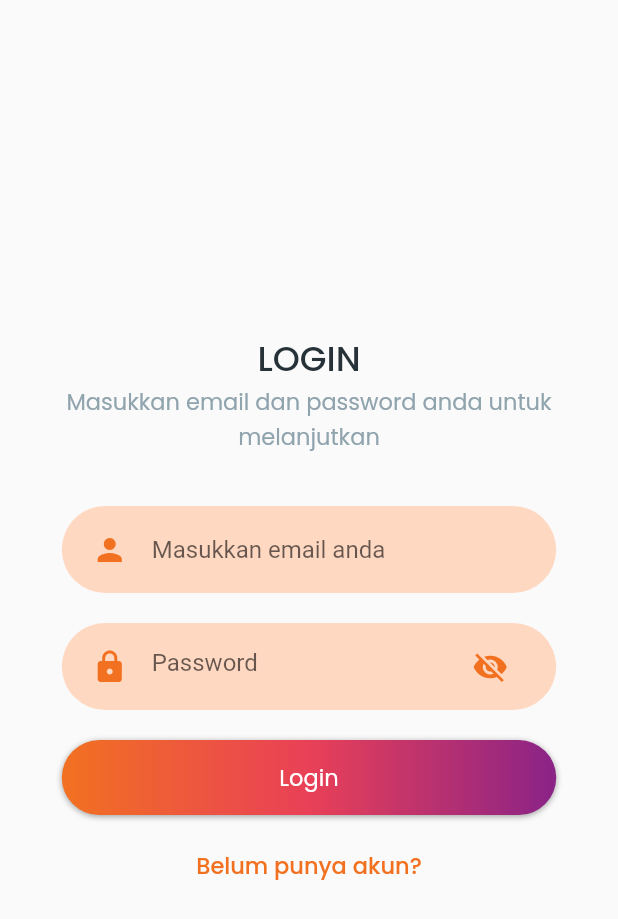
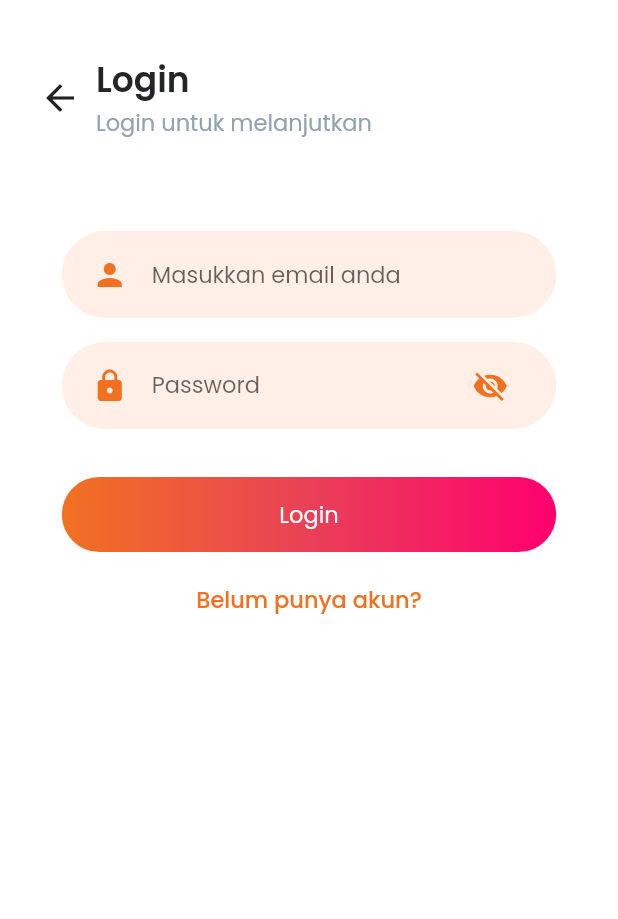
Before and after one commit to asfarul/taekwondo_app, a Flutter app: the screen it shows after launch, after a tap on "Login", on a phone screen of 412 x 824 dp. Shown: the top 919 px of the screen. Run offline on Flutter 3.47's test engine with Material 2 defaults, Android fonts, the phone set to English and light mode, and no system bars; our stand-ins replace dio, get, get_storage, google_fonts, supercharged.

Commit message:
General Screen for auth, optimalizing

```diff
--- a/lib/configs/api.dart
+++ b/lib/configs/api.dart
@@ -1,5 +1,7 @@
 class Api {
   static final base = 'http://10.0.2.2:8000/';
+  // static final base = 'http://localhost:8000/';
+
   static final version = 'api/';
 
   static final login = base + version + "login";
--- a/lib/main.dart
+++ b/lib/main.dart
@@ -21,7 +21,7 @@ class MyApp extends StatelessWidget {
       child: GetMaterialApp(
         title: 'SITAEK App',
         theme: ThemeData(
-          primarySwatch: Colors.blue,
+          primarySwatch: Colors.orange,
         ),
         home: SplashScreen(),
       ),
--- a/lib/providers/auth_provider.dart
+++ b/lib/providers/auth_provider.dart
@@ -9,6 +9,7 @@ class AuthProvider with ChangeNotifier {
 
   void login(BuildContext context, String email, String password) async {
     _isLoading = true;
+    notifyListeners();
     dio.FormData data = dio.FormData.fromMap({
       'email': email,
       'password': password,
--- a/lib/services/base_services.dart
+++ b/lib/services/base_services.dart
@@ -59,7 +59,7 @@ class BaseServices {
 
       //* Handling error and status code
       var result = json.decode(response.toString());
-      print(result);
+      // print(result);
 
       //* if 401 then return to login
       if (response.statusCode > 200) {
--- a/lib/shared/theme.dart
+++ b/lib/shared/theme.dart
@@ -2,15 +2,17 @@ part of 'shared.dart';
 
 Color primaryColor = "#F27121".toColor();
 Color lightPrimaryColor = "#ffd8c2".toColor();
+Color fieldColor = "#ffefe6".toColor();
 Color midColor = "#E94057".toColor();
-Color secondaryColor = "#8A2387".toColor();
+Color secondaryColor = "#ff006f".toColor();
 Color lightGrey = '#D3D3D3'.toColor();
 Color grey = '#B0B3B8'.toColor();
 Color darkGrey = '#242526'.toColor();
+Color bgColor = "#f2f3f7".toColor();
 
 // --------- Header
 TextStyle headerDark = GoogleFonts.poppins(
-    color: Colors.blueGrey[900], fontWeight: FontWeight.w500, fontSize: 23);
+    color: darkGrey, fontWeight: FontWeight.w600, fontSize: 23);
 TextStyle headerLight = GoogleFonts.poppins(
     color: Colors.white, fontWeight: FontWeight.w500, fontSize: 23);
 TextStyle subheaderDark =
--- a/lib/ui/components/gradient_rounded_button.dart
+++ b/lib/ui/components/gradient_rounded_button.dart
@@ -17,7 +17,7 @@ class GradientRoundedButton extends StatelessWidget {
   Widget build(BuildContext context) {
     final size = MediaQuery.of(context).size;
     return Container(
-      margin: EdgeInsets.symmetric(vertical: 10),
+      margin: EdgeInsets.symmetric(vertical: 8),
       width: size.width * 0.8,
       height: height,
       decoration: BoxDecoration(
@@ -25,13 +25,6 @@ class GradientRoundedButton extends StatelessWidget {
             colors: [primaryColor, midColor, secondaryColor],
             begin: Alignment.centerLeft,
             end: Alignment.centerRight),
-        boxShadow: [
-          BoxShadow(
-            color: Colors.grey,
-            offset: Offset(0.0, 1.0),
-            blurRadius: 3,
-          ),
-        ],
         borderRadius: BorderRadius.circular(80),
       ),
       child: Material(
--- a/lib/ui/components/rounded_input_field.dart
+++ b/lib/ui/components/rounded_input_field.dart
@@ -22,6 +22,7 @@ class RoundedInputField extends StatelessWidget {
         onChanged: onChanged,
         controller: controller,
         cursorColor: primaryColor,
+        style: normalDark1,
         decoration: InputDecoration(
           icon: Icon(
             icon,
--- a/lib/ui/components/rounded_password_field.dart
+++ b/lib/ui/components/rounded_password_field.dart
@@ -27,6 +27,7 @@ class _RoundedPasswordFieldState extends State<RoundedPasswordField> {
         onChanged: widget.onChanged,
         controller: widget.controller,
         cursorColor: primaryColor,
+        style: normalDark1,
         decoration: InputDecoration(
           hintText: "Password",
           icon: Icon(
--- a/lib/ui/components/text_field_container.dart
+++ b/lib/ui/components/text_field_container.dart
@@ -12,11 +12,11 @@ class TextFieldContainer extends StatelessWidget {
   Widget build(BuildContext context) {
     Size size = MediaQuery.of(context).size;
     return Container(
-      margin: EdgeInsets.symmetric(vertical: 10),
+      margin: EdgeInsets.symmetric(vertical: 8),
       padding: EdgeInsets.symmetric(horizontal: 20, vertical: 5),
       width: size.width * 0.8,
       decoration: BoxDecoration(
-        color: lightPrimaryColor,
+        color: fieldColor,
         borderRadius: BorderRadius.circular(29),
       ),
       child: child,
--- /dev/null
+++ b/lib/ui/screens/general_screen.dart
@@ -0,0 +1,68 @@
+part of 'screens.dart';
+
+class GeneralScreen extends StatelessWidget {
+  final String title;
+  final String subtitle;
+  final Widget? child;
+  final VoidCallback? onBackButtonPressed;
+  const GeneralScreen({
+    this.title = '',
+    this.subtitle = '',
+    this.onBackButtonPressed,
+    this.child,
+  });
+
+  @override
+  Widget build(BuildContext context) {
+    print('rebuild general...');
+    return Scaffold(
+      body: Stack(
+        children: [
+          Container(
+            color: Colors.white,
+          ),
+          SafeArea(
+            child: ListView(
+              physics: BouncingScrollPhysics(),
+              children: [
+                Column(
+                  children: [
+                    Container(
+                      padding: EdgeInsets.all(defaultMargin),
+                      width: double.infinity,
+                      height: 130,
+                      child: Row(
+                        children: [
+                          if (onBackButtonPressed != null)
+                            IconButton(
+                              onPressed: onBackButtonPressed,
+                              icon: Icon(
+                                Icons.arrow_back,
+                                size: 28,
+                              ),
+                            ),
+                          Expanded(
+                            child: Column(
+                              crossAxisAlignment: CrossAxisAlignment.start,
+                              mainAxisAlignment: MainAxisAlignment.center,
+                              children: [
+                                Text(title, style: headerDark),
+                                Text(subtitle, style: subheaderDark),
+                              ],
+                            ),
+                          )
+                        ],
+                      ),
+                    ),
+                    SizedBox(height: defaultMargin),
+                    child ?? SizedBox(),
+                  ],
+                ),
+              ],
+            ),
+          ),
+        ],
+      ),
+    );
+  }
+}
--- a/lib/ui/screens/login_screen.dart
+++ b/lib/ui/screens/login_screen.dart
@@ -1,50 +1,43 @@
 part of 'screens.dart';
 
 class LoginScreen extends StatelessWidget {
-  final _emailController = TextEditingController();
-  final _passwordController = TextEditingController();
   LoginScreen({Key? key}) : super(key: key);
 
   @override
   Widget build(BuildContext context) {
-    Size size = MediaQuery.of(context).size;
-    return Scaffold(
-      body: SafeArea(
-        child: Center(
+    var _emailController = TextEditingController();
+    var _passwordController = TextEditingController();
+    print('rebuild login screen...');
+    return GeneralScreen(
+      title: 'Login',
+      subtitle: 'Login untuk melanjutkan',
+      onBackButtonPressed: () {
+        Get.back();
+        // Navigator.of(context).pop();
+      },
       child: SingleChildScrollView(
-            physics: BouncingScrollPhysics(),
+        child: Container(
+          width: double.infinity,
           child: Column(
             mainAxisAlignment: MainAxisAlignment.center,
             children: [
-                Text(
-                  "LOGIN",
-                  style: headerDark,
-                ),
-                Container(
-                  margin: EdgeInsets.symmetric(horizontal: size.width * 0.1),
-                  child: Text(
-                    "Masukkan email dan password anda untuk melanjutkan",
-                    textAlign: TextAlign.center,
-                    style: subheaderDark,
-                  ),
-                ),
               // SvgPicture.asset(
               //   "assets/icons/login.svg",
               //   height: size.height * 0.35,
               // ),
-                SizedBox(height: size.height * 0.03),
               RoundedInputField(
                 hintText: "Masukkan email anda",
                 controller: _emailController,
-                  onChanged: (value) {},
               ),
               RoundedPasswordField(
                 controller: _passwordController,
-                  onChanged: (value) {},
               ),
-
+              SizedBox(
+                height: defaultMargin,
+              ),
               Consumer<AuthProvider>(
                 builder: (context, value, child) {
+                  print('rebuild Button...');
                   if (value.isLoading) {
                     return Center(
                       child: CircularProgressIndicator(),
@@ -57,7 +50,6 @@ class LoginScreen extends StatelessWidget {
                     ),
                     onPressed: () {
                       FocusScope.of(context).unfocus();
-                        // print('tes');
                       Provider.of<AuthProvider>(context, listen: false).login(
                           context,
                           _emailController.text,
@@ -67,7 +59,10 @@ class LoginScreen extends StatelessWidget {
                 },
               ),
               TextButton(
-                  onPressed: () {},
+                onPressed: () {
+                  FocusScope.of(context).unfocus();
+                  Get.to(() => RegisterScreen());
+                },
                 child: Text(
                   'Belum punya akun?',
                   style: normalDark1.copyWith(color: primaryColor),
@@ -77,7 +72,6 @@ class LoginScreen extends StatelessWidget {
           ),
         ),
       ),
-      ),
     );
   }
 }
--- /dev/null
+++ b/lib/ui/screens/register_screen.dart
@@ -0,0 +1,16 @@
+part of 'screens.dart';
+
+class RegisterScreen extends StatelessWidget {
+  const RegisterScreen({Key? key}) : super(key: key);
+
+  @override
+  Widget build(BuildContext context) {
+    return GeneralScreen(
+      title: 'Register',
+      subtitle: 'Lengkapi semua data untuk mendaftar',
+      onBackButtonPressed: () {
+        Get.back();
+      },
+    );
+  }
+}
--- a/lib/ui/screens/screens.dart
+++ b/lib/ui/screens/screens.dart
@@ -4,6 +4,7 @@ import 'dart:ui';
 import 'package:flutter/material.dart';
 import 'package:get_storage/get_storage.dart';
 import 'package:provider/provider.dart';
+import 'package:taekwondo_app/models/login.dart';
 import 'package:taekwondo_app/providers/providers.dart';
 import 'package:taekwondo_app/ui/components/rounded_input_field.dart';
 import 'package:taekwondo_app/ui/components/rounded_password_field.dart';
@@ -16,3 +17,5 @@ part 'home_screen.dart';
 part 'splash_screen.dart';
 part 'start_screen.dart';
 part 'login_screen.dart';
+part 'register_screen.dart';
+part 'general_screen.dart';
--- a/lib/ui/screens/splash_screen.dart
+++ b/lib/ui/screens/splash_screen.dart
@@ -17,6 +17,8 @@ class _SplashScreenState extends State<SplashScreen> {
         Get.offAll(HomeScreen());
       } else {
         Get.offAll(StartScreen());
+        // Navigator.of(context)
+        //     .push(MaterialPageRoute(builder: (context) => StartScreen()));
       }
     });
   }
--- a/lib/ui/screens/start_screen.dart
+++ b/lib/ui/screens/start_screen.dart
@@ -1,8 +1,6 @@
 part of 'screens.dart';
 
 class StartScreen extends StatelessWidget {
-  const StartScreen({Key? key}) : super(key: key);
-
   @override
   Widget build(BuildContext context) {
     Size size = MediaQuery.of(context).size;
@@ -22,14 +20,13 @@ class StartScreen extends StatelessWidget {
                 ),
               ),
               Container(
-                margin: EdgeInsets.all(20),
                 child: Text(
                   'SITAEK',
                   style: headerDark.copyWith(fontSize: 30),
                 ),
               ),
               Container(
-                margin: EdgeInsets.only(bottom: size.height * 0.085),
+                margin: EdgeInsets.only(bottom: size.height * 0.045),
                 child: Column(
                   children: [
                     GradientRoundedButton(
@@ -39,6 +36,9 @@ class StartScreen extends StatelessWidget {
                       ),
                       onPressed: () {
                         Get.to(() => LoginScreen());
+                        // Navigator.of(context).push(MaterialPageRoute(
+                        //   builder: (context) => LoginScreen(),
+                        // ));
                       },
                     ),
                     TextButton(
```
Lines whose indentation alone changed are shown as unchanged.
